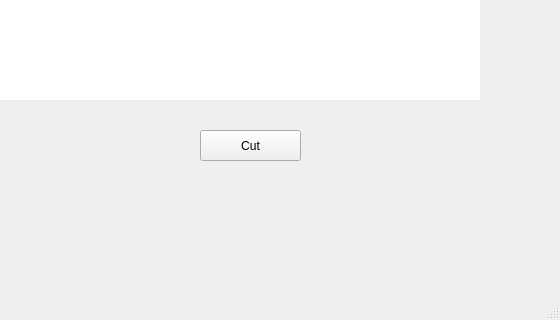
First picture: the form in UI/MainGUI.ui, repository a3102a123/IMVFX_Final, before the edit; both pictures show x 720 to 1280 and y 400 to 720 of the 1280 by 720 pixel window.
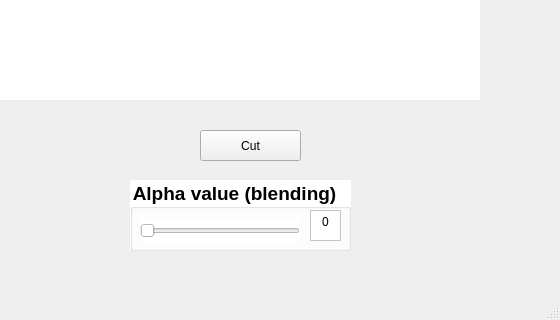
Second picture: the form after the edit.

Commit message: add the simple alpha blending & the way to cut video frame

The edit to the form file:
```diff
--- a/UI/MainGUI.ui
+++ b/UI/MainGUI.ui
@@ -62,6 +62,63 @@
      <string>Cut</string>
     </property>
    </widget>
+   <widget class="QGroupBox" name="AlphaBlending">
+    <property name="geometry">
+     <rect>
+      <x>850</x>
+      <y>580</y>
+      <width>221</width>
+      <height>71</height>
+     </rect>
+    </property>
+    <property name="font">
+     <font>
+      <pointsize>14</pointsize>
+      <weight>75</weight>
+      <bold>true</bold>
+      <kerning>true</kerning>
+     </font>
+    </property>
+    <property name="styleSheet">
+     <string notr="true">background-color:white;</string>
+    </property>
+    <property name="title">
+     <string>Alpha value (blending)</string>
+    </property>
+    <widget class="QSlider" name="Alpha">
+     <property name="geometry">
+      <rect>
+       <x>10</x>
+       <y>40</y>
+       <width>160</width>
+       <height>22</height>
+      </rect>
+     </property>
+     <property name="maximum">
+      <number>10</number>
+     </property>
+     <property name="orientation">
+      <enum>Qt::Horizontal</enum>
+     </property>
+    </widget>
+    <widget class="QTextEdit" name="Alpha_text">
+     <property name="geometry">
+      <rect>
+       <x>180</x>
+       <y>30</y>
+       <width>31</width>
+       <height>31</height>
+      </rect>
+     </property>
+     <property name="html">
+      <string>&lt;!DOCTYPE HTML PUBLIC &quot;-//W3C//DTD HTML 4.0//EN&quot; &quot;http://www.w3.org/TR/REC-html40/strict.dtd&quot;&gt;
+&lt;html&gt;&lt;head&gt;&lt;meta name=&quot;qrichtext&quot; content=&quot;1&quot; /&gt;&lt;style type=&quot;text/css&quot;&gt;
+p, li { white-space: pre-wrap; }
+&lt;/style&gt;&lt;/head&gt;&lt;body style=&quot; font-family:'PMingLiU'; font-size:9pt; font-weight:400; font-style:normal;&quot;&gt;
+&lt;p align=&quot;center&quot; style=&quot; margin-top:0px; margin-bottom:0px; margin-left:0px; margin-right:0px; -qt-block-indent:0; text-indent:0px;&quot;&gt;0&lt;/p&gt;&lt;/body&gt;&lt;/html&gt;</string>
+     </property>
+    </widget>
+   </widget>
   </widget>
   <widget class="QMenuBar" name="menubar">
    <property name="geometry">
```
The commit also changes 4 other files.
